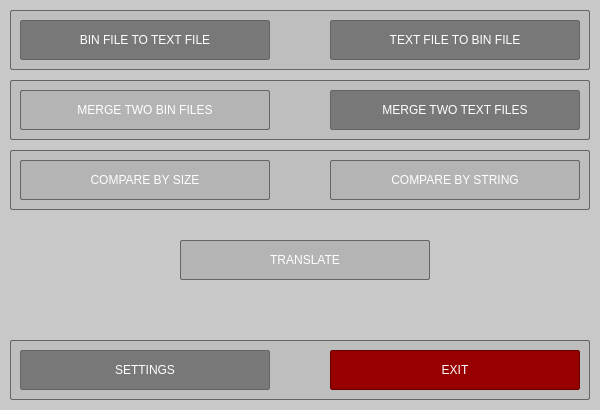
Before: the Qt Designer form src/Forms/MainWindow.ui in psv-git/BDOLang, drawn with Qt 5.
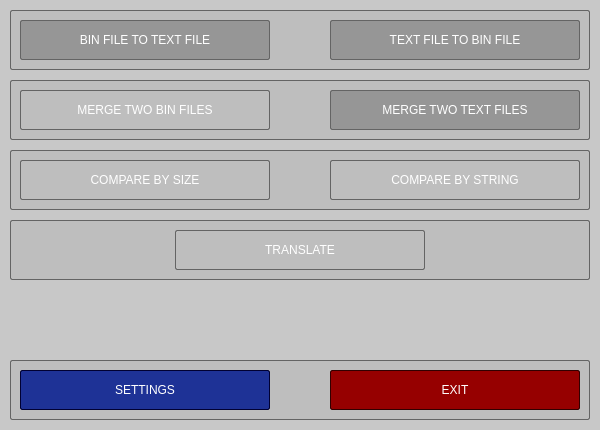
After: the same form once the commit is applied.

```diff
--- a/src/Forms/MainWindow.ui
+++ b/src/Forms/MainWindow.ui
@@ -7,19 +7,19 @@
     <x>0</x>
     <y>0</y>
     <width>600</width>
-    <height>410</height>
+    <height>430</height>
    </rect>
   </property>
   <property name="minimumSize">
    <size>
     <width>600</width>
-    <height>410</height>
+    <height>430</height>
    </size>
   </property>
   <property name="maximumSize">
    <size>
     <width>600</width>
-    <height>410</height>
+    <height>430</height>
    </size>
   </property>
   <property name="windowTitle">
@@ -31,48 +31,6 @@
 	background-color: rgb(200, 200, 200);
 }</string>
    </property>
-   <widget class="QPushButton" name="trButton">
-    <property name="enabled">
-     <bool>false</bool>
-    </property>
-    <property name="geometry">
-     <rect>
-      <x>180</x>
-      <y>240</y>
-      <width>250</width>
-      <height>40</height>
-     </rect>
-    </property>
-    <property name="focusPolicy">
-     <enum>Qt::TabFocus</enum>
-    </property>
-    <property name="toolTipDuration">
-     <number>1</number>
-    </property>
-    <property name="styleSheet">
-     <string notr="true">QPushButton {
-	font: 75 12pt &quot;Liberation Sans&quot;;
-	color: rgb(255, 255, 255);
-
-	background-color: rgb(120, 120, 120);
-
-	border: 1px solid  rgb(100, 100, 100);
-	border-radius: 2px;
-}
-
-QPushButton:hover {
-	background-color: rgb(150, 150, 150);
-}
-
-QPushButton:disabled {
-	background-color: rgb(180, 180, 180);
-}
-</string>
-    </property>
-    <property name="text">
-     <string>TRANSLATE</string>
-    </property>
-   </widget>
    <widget class="QFrame" name="frame1">
     <property name="geometry">
      <rect>
@@ -116,18 +74,18 @@
 	font: 75 12pt &quot;Liberation Sans&quot;;
 	color: rgb(255, 255, 255);
 
-	background-color: rgb(120, 120, 120);
+	background-color: rgb(150, 150, 150);
 
 	border: 1px solid  rgb(100, 100, 100);
 	border-radius: 2px;
 }
 
 QPushButton:hover {
-	background-color: rgb(150, 150, 150);
+	background-color: rgb(160, 160, 160);
 }
 
 QPushButton:disabled {
-	background-color: rgb(180, 180, 180);
+	background-color: rgb(190, 190, 190);
 }
 </string>
      </property>
@@ -149,22 +107,21 @@
      </property>
      <property name="styleSheet">
       <string notr="true">QPushButton {
-	
 	font: 75 12pt &quot;Liberation Sans&quot;;
 	color: rgb(255, 255, 255);
 
-	background-color: rgb(120, 120, 120);
+	background-color: rgb(150, 150, 150);
 
 	border: 1px solid  rgb(100, 100, 100);
 	border-radius: 2px;
 }
 
 QPushButton:hover {
-	background-color: rgb(150, 150, 150);
+	background-color: rgb(160, 160, 160);
 }
 
 QPushButton:disabled {
-	background-color: rgb(180, 180, 180);
+	background-color: rgb(190, 190, 190);
 }
 </string>
      </property>
@@ -216,18 +173,18 @@
 	font: 75 12pt &quot;Liberation Sans&quot;;
 	color: rgb(255, 255, 255);
 
-	background-color: rgb(120, 120, 120);
+	background-color: rgb(150, 150, 150);
 
 	border: 1px solid  rgb(100, 100, 100);
 	border-radius: 2px;
 }
 
 QPushButton:hover {
-	background-color: rgb(150, 150, 150);
+	background-color: rgb(160, 160, 160);
 }
 
 QPushButton:disabled {
-	background-color: rgb(180, 180, 180);
+	background-color: rgb(190, 190, 190);
 }
 </string>
      </property>
@@ -255,18 +212,18 @@
 	font: 75 12pt &quot;Liberation Sans&quot;;
 	color: rgb(255, 255, 255);
 
-	background-color: rgb(120, 120, 120);
+	background-color: rgb(150, 150, 150);
 
 	border: 1px solid  rgb(100, 100, 100);
 	border-radius: 2px;
 }
 
 QPushButton:hover {
-	background-color: rgb(150, 150, 150);
+	background-color: rgb(160, 160, 160);
 }
 
 QPushButton:disabled {
-	background-color: rgb(180, 180, 180);
+	background-color: rgb(190, 190, 190);
 }
 </string>
      </property>
@@ -321,18 +278,18 @@
 	font: 75 12pt &quot;Liberation Sans&quot;;
 	color: rgb(255, 255, 255);
 
-	background-color: rgb(120, 120, 120);
+	background-color: rgb(150, 150, 150);
 
 	border: 1px solid  rgb(100, 100, 100);
 	border-radius: 2px;
 }
 
 QPushButton:hover {
-	background-color: rgb(150, 150, 150);
+	background-color: rgb(160, 160, 160);
 }
 
 QPushButton:disabled {
-	background-color: rgb(180, 180, 180);
+	background-color: rgb(190, 190, 190);
 }
 </string>
      </property>
@@ -363,18 +320,18 @@
 	font: 75 12pt &quot;Liberation Sans&quot;;
 	color: rgb(255, 255, 255);
 
-	background-color: rgb(120, 120, 120);
+	background-color: rgb(150, 150, 150);
 
 	border: 1px solid  rgb(100, 100, 100);
 	border-radius: 2px;
 }
 
 QPushButton:hover {
-	background-color: rgb(150, 150, 150);
+	background-color: rgb(160, 160, 160);
 }
 
 QPushButton:disabled {
-	background-color: rgb(180, 180, 180);
+	background-color: rgb(190, 190, 190);
 }
 </string>
      </property>
@@ -387,7 +344,7 @@
     <property name="geometry">
      <rect>
       <x>10</x>
-      <y>340</y>
+      <y>360</y>
       <width>580</width>
       <height>60</height>
      </rect>
@@ -407,6 +364,9 @@
      <enum>QFrame::Raised</enum>
     </property>
     <widget class="QPushButton" name="settingsButton">
+     <property name="enabled">
+      <bool>true</bool>
+     </property>
      <property name="geometry">
       <rect>
        <x>10</x>
@@ -426,18 +386,18 @@
 	font: 75 12pt &quot;Liberation Sans&quot;;
 	color: rgb(255, 255, 255);
 
-	background-color: rgb(120, 120, 120);
+	background-color: rgb(30, 50, 150);
 
-	border: 1px solid  rgb(100, 100, 100);
+	border: 1px solid  rgb(0, 0, 50);
 	border-radius: 2px;
 }
 
 QPushButton:hover {
-	background-color: rgb(150, 150, 150);
+	background-color: rgb(30, 50, 200);
 }
 
 QPushButton:disabled {
-	background-color: rgb(180, 180, 180);
+	background-color: rgb(150, 150, 200);
 }
 </string>
      </property>
@@ -467,7 +427,7 @@
 
 	background-color: rgb(150, 0, 0);
 
-	border: 1px solid  rgb(100, 0, 0);
+	border: 1px solid  rgb(50, 0, 0);
 	border-radius: 2px;
 }
 
@@ -476,7 +436,7 @@
 }
 
 QPushButton:disabled {
-	background-color: rgb(180, 100, 100);
+	background-color: rgb(200, 100, 100);
 }
 </string>
      </property>
@@ -485,6 +445,73 @@
      </property>
     </widget>
    </widget>
+   <widget class="QFrame" name="frame">
+    <property name="geometry">
+     <rect>
+      <x>10</x>
+      <y>220</y>
+      <width>580</width>
+      <height>60</height>
+     </rect>
+    </property>
+    <property name="styleSheet">
+     <string notr="true">QFrame {
+	background-color: rgb(190, 190, 190);
+	
+	border: 1px solid  rgb(100, 100, 100);
+	border-radius: 2px;
+}
+</string>
+    </property>
+    <property name="frameShape">
+     <enum>QFrame::StyledPanel</enum>
+    </property>
+    <property name="frameShadow">
+     <enum>QFrame::Raised</enum>
+    </property>
+    <widget class="QPushButton" name="trButton">
+     <property name="enabled">
+      <bool>false</bool>
+     </property>
+     <property name="geometry">
+      <rect>
+       <x>165</x>
+       <y>10</y>
+       <width>250</width>
+       <height>40</height>
+      </rect>
+     </property>
+     <property name="focusPolicy">
+      <enum>Qt::TabFocus</enum>
+     </property>
+     <property name="toolTipDuration">
+      <number>1</number>
+     </property>
+     <property name="styleSheet">
+      <string notr="true">QPushButton {
+	font: 75 12pt &quot;Liberation Sans&quot;;
+	color: rgb(255, 255, 255);
+
+	background-color: rgb(150, 150, 150);
+
+	border: 1px solid  rgb(100, 100, 100);
+	border-radius: 2px;
+}
+
+QPushButton:hover {
+	background-color: rgb(160, 160, 160);
+}
+
+QPushButton:disabled {
+	background-color: rgb(190, 190, 190);
+}
+</string>
+     </property>
+     <property name="text">
+      <string>TRANSLATE</string>
+     </property>
+    </widget>
+   </widget>
   </widget>
  </widget>
  <layoutdefault spacing="6" margin="11"/>
```
Left out of the diff: 3 changed lines with no effect on the pictures.
